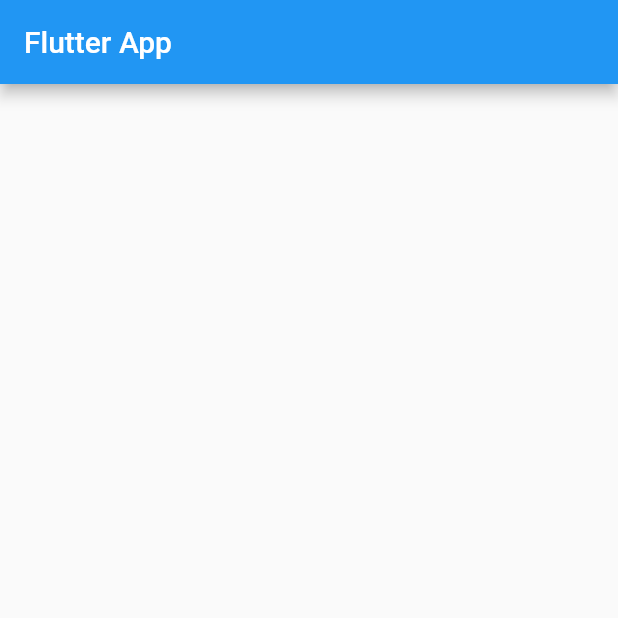
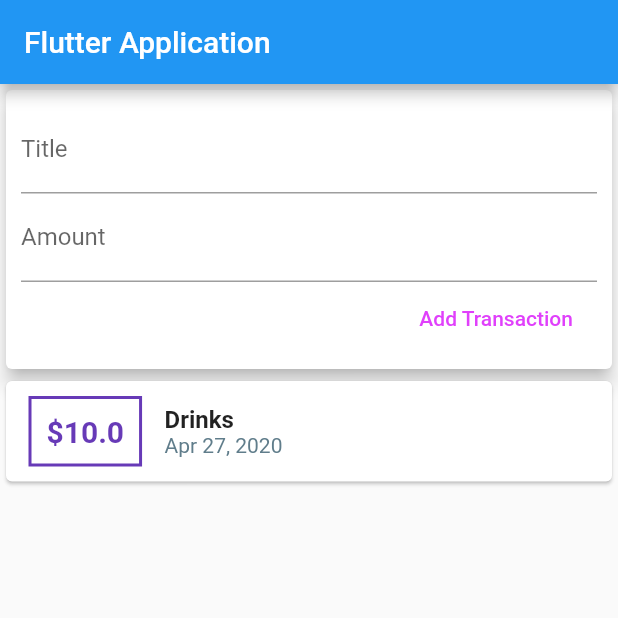
Before and after one commit to nvshah/Expense_Tracker, a Flutter app: the screen it shows after launch, on a phone screen of 412 x 824 dp, the top half of it. Run offline on Flutter 3.47's test engine with Material 2 defaults, Android fonts, the phone set to English and light mode, and no system bars.

Commit message:
-> Transaction display view lookout 1 -> new external package added to format date

```diff
--- a/lib/main.dart
+++ b/lib/main.dart
@@ -1,4 +1,7 @@
 import 'package:flutter/material.dart';
+import 'package:intl/intl.dart';
+
+import './transaction.dart';
 
 void main() => runApp(MyApp());
 
@@ -13,13 +16,69 @@ class MyApp extends StatelessWidget {
 }
 
 class MyHomePage extends StatelessWidget {
+  //Properties
+
+  final List<Transaction> transactions = [
+    Transaction(id: '2', amount: 10, date: DateTime.now(), title: 'Drinks'),
+  ];
+  final titleController = TextEditingController();
+  final amountController = TextEditingController();
+
+  //Methods
   @override
   Widget build(BuildContext context) {
     return Scaffold(
       appBar: AppBar(
-        title: Text('Flutter App'),
+        title: Text('Flutter Application'),
       ),
-      body: Column(children: <Widget>[],)
+      body: Column(
+        children: <Widget>[
+          Container(),
+          Card(elevation: 5, child: Container(
+            padding: EdgeInsets.all(10),
+            child: Column(crossAxisAlignment: CrossAxisAlignment.end, children: <Widget>[
+              TextField(decoration: InputDecoration(labelText: 'Title'),),
+              TextField(decoration: InputDecoration(labelText: 'Amount'),),
+              FlatButton(child: Text('Add Transaction'), textColor: Colors.purpleAccent, onPressed: (){
+                print(titleController.text);
+                print(amountController.text);
+              },),
+            ],),
+          ),),
+          Column(
+            children: transactions.map((tx) {
+              return Card(
+                child: Row(
+                  children: <Widget>[
+                    Container(
+                      margin: EdgeInsets.symmetric(
+                        vertical: 10,
+                        horizontal: 15,
+                      ),
+                      decoration: BoxDecoration(
+                        border: Border.all(
+                          color: Colors.deepPurple,
+                          width: 2,
+                        ),
+                      ),
+                      padding: EdgeInsets.all(10),
+                      child: Text('\$${tx.amount}', style: TextStyle(fontSize: 20, fontWeight: FontWeight.bold, color: Colors.deepPurple,),),
+                    ),
+                    Column(
+                      //Aligning All details on left side
+                      crossAxisAlignment: CrossAxisAlignment.start,
+                      children: <Widget>[
+                        Text(tx.title, style: TextStyle(fontSize: 16, fontWeight: FontWeight.bold,),),
+                        Text(DateFormat.yMMMd().format(tx.date), style: TextStyle(color: Colors.blueGrey,),),
+                      ],
+                    ),
+                  ],
+                ),
+              );
+            }).toList(),
+          ),
+        ],
+      ),
     );
   }
 }
--- /dev/null
+++ b/lib/transaction.dart
@@ -0,0 +1,16 @@
+
+import 'package:flutter/foundation.dart';
+
+class Transaction {
+  String id;
+  String title;
+  double amount;
+  DateTime date;
+
+  Transaction({
+    @required this.id,
+    @required this.title,
+    @required this.amount,
+    @required this.date,
+  });
+}
--- a/pubspec.yaml
+++ b/pubspec.yaml
@@ -19,6 +19,7 @@ environment:
 dependencies:
   flutter:
     sdk: flutter
+  intl: ^0.16.1
 
   # The following adds the Cupertino Icons font to your application.
   # Use with the CupertinoIcons class for iOS style icons.
```
Also changed, not shown: pubspec.lock.
